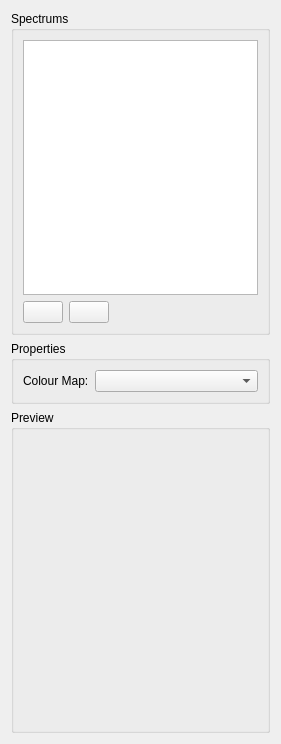
tsalemink/neon, file res/designer/spectrumeditorwidget.ui: the form before one commit.
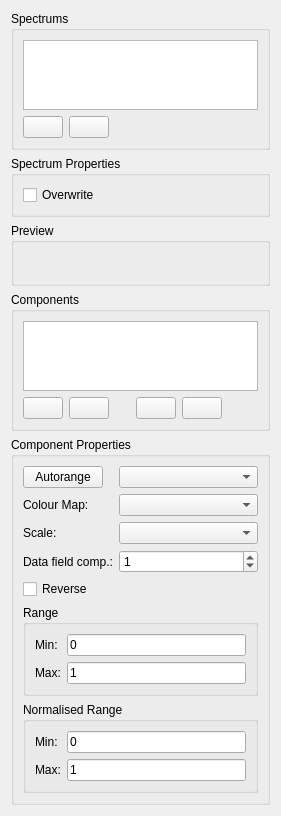
The form after the commit. Icons and pictures are not drawn. Custom widgets are drawn as their Qt base class.

What changed in the file:
```diff
--- a/res/designer/spectrumeditorwidget.ui
+++ b/res/designer/spectrumeditorwidget.ui
@@ -62,26 +62,26 @@
     </widget>
    </item>
    <item>
-    <widget class="QGroupBox" name="groupBox_2">
+    <widget class="QGroupBox" name="groupBoxSpectrumProperties">
      <property name="title">
-      <string>Properties</string>
+      <string>Spectrum Properties</string>
      </property>
      <layout class="QFormLayout" name="formLayout">
       <item row="0" column="0">
-       <widget class="QLabel" name="label">
+       <widget class="QCheckBox" name="checkBoxOverwrite">
+        <property name="toolTip">
+         <string>Overwrite graphics material colour with spectrum colour</string>
+        </property>
         <property name="text">
-         <string>Colour Map:</string>
+         <string>Overwrite</string>
         </property>
        </widget>
       </item>
-      <item row="0" column="1">
-       <widget class="QComboBox" name="comboBox"/>
-      </item>
      </layout>
     </widget>
    </item>
    <item>
-    <widget class="QGroupBox" name="groupBox_3">
+    <widget class="QGroupBox" name="groupBoxPreview">
      <property name="title">
       <string>Preview</string>
      </property>
@@ -105,6 +105,261 @@
           <horstretch>1</horstretch>
           <verstretch>1</verstretch>
          </sizepolicy>
+        </property>
+        <property name="minimumSize">
+         <size>
+          <width>0</width>
+          <height>40</height>
+         </size>
+        </property>
+       </widget>
+      </item>
+     </layout>
+    </widget>
+   </item>
+   <item>
+    <widget class="QGroupBox" name="groupBoxComponents">
+     <property name="title">
+      <string>Components</string>
+     </property>
+     <layout class="QGridLayout" name="gridLayout_2">
+      <item row="1" column="3">
+       <widget class="QPushButton" name="pushButtonMoveUpSpectrumComponent">
+        <property name="toolTip">
+         <string>Move component up</string>
+        </property>
+        <property name="text">
+         <string/>
+        </property>
+        <property name="icon">
+         <iconset resource="../icons.qrc">
+          <normaloff>:/neon/images/icons/go-up-icon.png</normaloff>:/neon/images/icons/go-up-icon.png</iconset>
+        </property>
+       </widget>
+      </item>
+      <item row="0" column="0" colspan="7">
+       <widget class="QListWidget" name="listWidgetSpectrumComponents"/>
+      </item>
+      <item row="1" column="0">
+       <widget class="QPushButton" name="pushButtonAddSpectrumComponent">
+        <property name="toolTip">
+         <string>Add component</string>
+        </property>
+        <property name="text">
+         <string/>
+        </property>
+        <property name="icon">
+         <iconset resource="../icons.qrc">
+          <normaloff>:/neon/images/icons/list-add-icon.png</normaloff>:/neon/images/icons/list-add-icon.png</iconset>
+        </property>
+       </widget>
+      </item>
+      <item row="1" column="1">
+       <widget class="QPushButton" name="pushButtonDeleteSpectrumComponent">
+        <property name="toolTip">
+         <string>Remove component</string>
+        </property>
+        <property name="text">
+         <string/>
+        </property>
+        <property name="icon">
+         <iconset resource="../icons.qrc">
+          <normaloff>:/neon/images/icons/list-remove-icon.png</normaloff>:/neon/images/icons/list-remove-icon.png</iconset>
+        </property>
+       </widget>
+      </item>
+      <item row="1" column="5" colspan="2">
+       <spacer name="horizontalSpacer_2">
+        <property name="orientation">
+         <enum>Qt::Horizontal</enum>
+        </property>
+        <property name="sizeHint" stdset="0">
+         <size>
+          <width>40</width>
+          <height>20</height>
+         </size>
+        </property>
+       </spacer>
+      </item>
+      <item row="1" column="2">
+       <spacer name="horizontalSpacer_3">
+        <property name="orientation">
+         <enum>Qt::Horizontal</enum>
+        </property>
+        <property name="sizeType">
+         <enum>QSizePolicy::Preferred</enum>
+        </property>
+        <property name="sizeHint" stdset="0">
+         <size>
+          <width>10</width>
+          <height>20</height>
+         </size>
+        </property>
+       </spacer>
+      </item>
+      <item row="1" column="4">
+       <widget class="QPushButton" name="pushButtonMoveDownSpectrumComponent">
+        <property name="toolTip">
+         <string>Move component down</string>
+        </property>
+        <property name="text">
+         <string/>
+        </property>
+        <property name="icon">
+         <iconset resource="../icons.qrc">
+          <normaloff>:/neon/images/icons/go-down-icon.png</normaloff>:/neon/images/icons/go-down-icon.png</iconset>
+        </property>
+       </widget>
+      </item>
+     </layout>
+    </widget>
+   </item>
+   <item>
+    <widget class="QGroupBox" name="groupBoxComponentProperties">
+     <property name="title">
+      <string>Component Properties</string>
+     </property>
+     <layout class="QFormLayout" name="formLayout_2">
+      <item row="1" column="0">
+       <widget class="QLabel" name="label">
+        <property name="text">
+         <string>Colour Map:</string>
+        </property>
+       </widget>
+      </item>
+      <item row="1" column="1">
+       <widget class="QComboBox" name="comboBoxColourMap"/>
+      </item>
+      <item row="2" column="0">
+       <widget class="QLabel" name="label_2">
+        <property name="text">
+         <string>Scale:</string>
+        </property>
+       </widget>
+      </item>
+      <item row="2" column="1">
+       <widget class="QComboBox" name="comboBoxScale"/>
+      </item>
+      <item row="3" column="0">
+       <widget class="QLabel" name="label_3">
+        <property name="toolTip">
+         <string>Index of component to use from data field</string>
+        </property>
+        <property name="text">
+         <string>Data field comp.:</string>
+        </property>
+       </widget>
+      </item>
+      <item row="3" column="1">
+       <widget class="QSpinBox" name="spinBoxDataFieldComponent">
+        <property name="toolTip">
+         <string>Index of component to use from data field</string>
+        </property>
+        <property name="value">
+         <number>1</number>
+        </property>
+       </widget>
+      </item>
+      <item row="6" column="0" colspan="2">
+       <widget class="QGroupBox" name="groupBox_2">
+        <property name="title">
+         <string>Normalised Range</string>
+        </property>
+        <layout class="QFormLayout" name="formLayout_3">
+         <item row="0" column="0">
+          <widget class="QLabel" name="label_5">
+           <property name="toolTip">
+            <string>Component to use from data field</string>
+           </property>
+           <property name="text">
+            <string>Min:</string>
+           </property>
+          </widget>
+         </item>
+         <item row="0" column="1">
+          <widget class="QLineEdit" name="lineEditNormalisedRangeMin">
+           <property name="text">
+            <string>0</string>
+           </property>
+          </widget>
+         </item>
+         <item row="1" column="0">
+          <widget class="QLabel" name="label_6">
+           <property name="toolTip">
+            <string>Component to use from data field</string>
+           </property>
+           <property name="text">
+            <string>Max:</string>
+           </property>
+          </widget>
+         </item>
+         <item row="1" column="1">
+          <widget class="QLineEdit" name="lineEditNormalisedRangeMax">
+           <property name="text">
+            <string>1</string>
+           </property>
+          </widget>
+         </item>
+        </layout>
+       </widget>
+      </item>
+      <item row="5" column="0" colspan="2">
+       <widget class="QGroupBox" name="groupBox_3">
+        <property name="title">
+         <string>Range</string>
+        </property>
+        <layout class="QFormLayout" name="formLayout_4">
+         <item row="0" column="0">
+          <widget class="QLabel" name="label_7">
+           <property name="toolTip">
+            <string>Component to use from data field</string>
+           </property>
+           <property name="text">
+            <string>Min:</string>
+           </property>
+          </widget>
+         </item>
+         <item row="0" column="1">
+          <widget class="QLineEdit" name="lineEditRangeMin">
+           <property name="text">
+            <string>0</string>
+           </property>
+          </widget>
+         </item>
+         <item row="1" column="0">
+          <widget class="QLabel" name="label_8">
+           <property name="toolTip">
+            <string>Component to use from data field</string>
+           </property>
+           <property name="text">
+            <string>Max:</string>
+           </property>
+          </widget>
+         </item>
+         <item row="1" column="1">
+          <widget class="QLineEdit" name="lineEditRangeMax">
+           <property name="text">
+            <string>1</string>
+           </property>
+          </widget>
+         </item>
+        </layout>
+       </widget>
+      </item>
+      <item row="0" column="0">
+       <widget class="QPushButton" name="pushButtonAutorange">
+        <property name="text">
+         <string>Autorange</string>
+        </property>
+       </widget>
+      </item>
+      <item row="0" column="1">
+       <widget class="QComboBox" name="comboBoxScene"/>
+      </item>
+      <item row="4" column="0">
+       <widget class="QCheckBox" name="checkBoxReverse">
+        <property name="text">
+         <string>Reverse</string>
         </property>
        </widget>
       </item>
```
Left out of the diff: 28 changed lines with no effect on the pictures.
